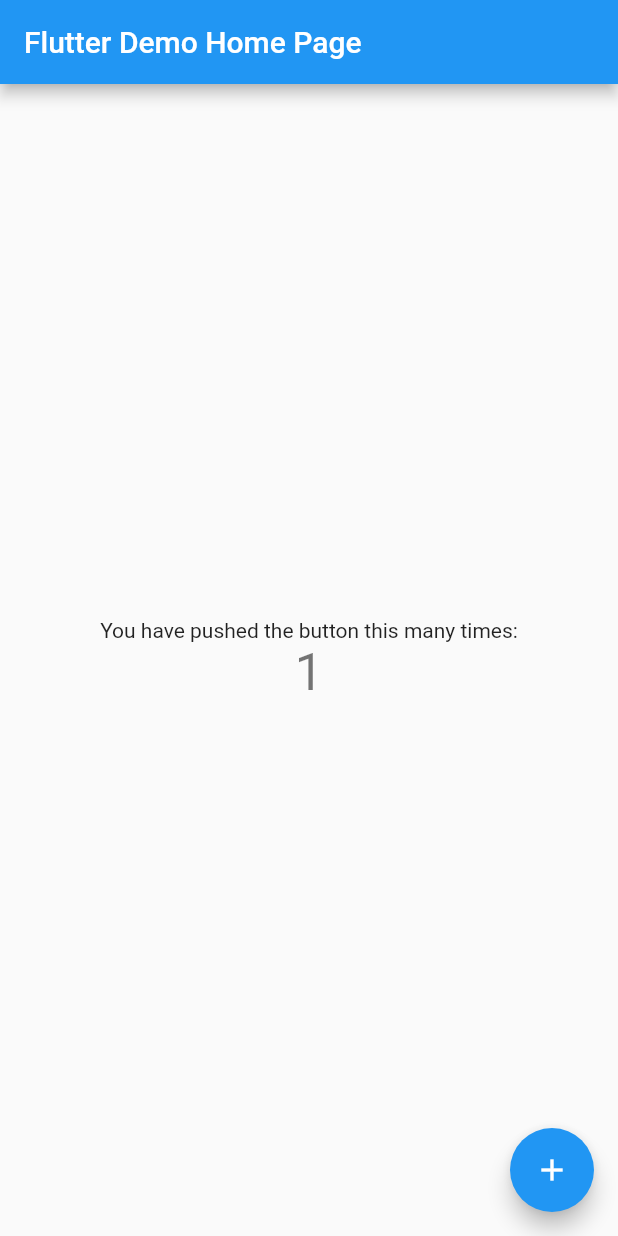
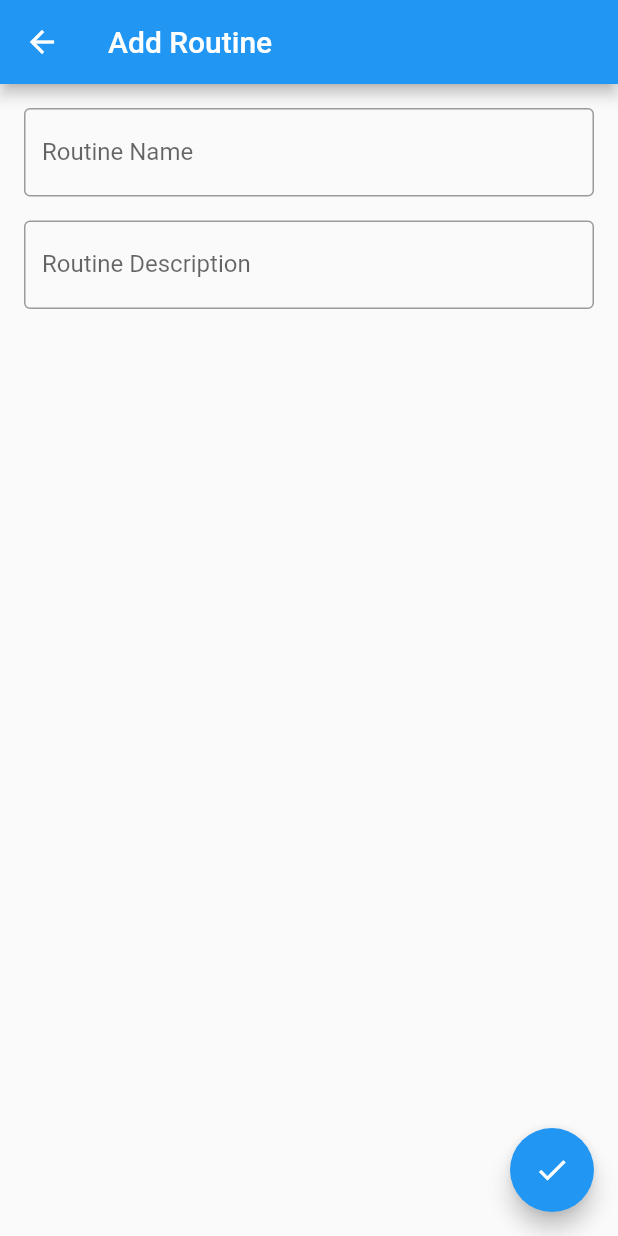
Before and after one commit to braden-mah/Routinely, a Flutter app: the screen it shows after launch, after a tap on the "add" icon, on a phone screen of 412 x 824 dp. Run offline on Flutter 3.47's test engine with Material 2 defaults, Android fonts, the phone set to English and light mode, and no system bars; our stand-ins replace equatable, get_it, sqflite; accounts and stored records are empty.

Commit message:
Added ability to create and read routines

```diff
--- /dev/null
+++ b/lib/core/database.dart
@@ -0,0 +1,15 @@
+import 'package:flutter/cupertino.dart';
+import 'package:path/path.dart';
+import 'package:sqflite/sqflite.dart';
+
+class RoutineDatabase {
+  late final Database db;
+  Future<void> initializeDatabase() async {
+    WidgetsFlutterBinding.ensureInitialized();
+    db = await openDatabase(join(await getDatabasesPath(), 'routinely.db'),
+        onCreate: (db, version) async {
+      await db.execute(
+          'CREATE TABLE routines(id INTEGER NOT NULL PRIMARY KEY, name TEXT NOT NULL, description TEXT NOT NULL)');
+    }, version: 1);
+  }
+}
--- /dev/null
+++ b/lib/data/mappers/routine_mapper.dart
@@ -0,0 +1,8 @@
+import 'package:routinely/domain/entities/routine_entity.dart';
+
+class RoutineMapper {
+  static Routine fromMap(Map<String, dynamic> map) =>
+      Routine(map['name'], map['description']);
+  static Map<String, dynamic> toMap(Routine routine) =>
+      {'name': routine.title, 'description': routine.description};
+}
--- /dev/null
+++ b/lib/data/repositories/routine_repository.dart
@@ -0,0 +1,34 @@
+import 'package:routinely/core/database.dart';
+import 'package:routinely/data/mappers/routine_mapper.dart';
+import 'package:routinely/domain/entities/routine_entity.dart';
+import 'package:sqflite/sqflite.dart';
+
+class RoutineRepository {
+  final RoutineDatabase _database;
+  RoutineRepository(this._database);
+
+  Future<bool> addRoutine(Routine routine) async {
+    int val = await _database.db.insert(
+        'routines', RoutineMapper.toMap(routine),
+        conflictAlgorithm: ConflictAlgorithm.replace);
+    return (val != 0);
+  }
+
+  Future<bool> updateRoutine(int id, Routine routine) async {
+    int entriesUpdated = await _database.db.update(
+        'routines', RoutineMapper.toMap(routine),
+        where: 'id = ?', whereArgs: [id]);
+    return (entriesUpdated == 1);
+  }
+
+  Future<bool> deleteRoutine(int id) async {
+    int rowsDeleted =
+        await _database.db.delete('routines', where: 'id = ?', whereArgs: [id]);
+    return (rowsDeleted == 1);
+  }
+
+  Future<List<Routine>> getAllRoutines() async {
+    List<Map<String, dynamic>> dbMap = await _database.db.query('routines');
+    return dbMap.map((el) => RoutineMapper.fromMap(el)).toList();
+  }
+}
--- /dev/null
+++ b/lib/dependency_injector.dart
@@ -0,0 +1,15 @@
+import 'package:get_it/get_it.dart';
+import 'package:routinely/core/database.dart';
+import 'package:routinely/data/repositories/routine_repository.dart';
+import 'package:routinely/domain/services/routine_service.dart';
+import 'package:routinely/presentation/controllers/routine_adding_controller.dart';
+import 'package:routinely/presentation/controllers/routine_viewing_controller.dart';
+
+final di = GetIt.instance;
+void injectDependencies() {
+  di.registerLazySingleton(() => RoutineDatabase());
+  di.registerLazySingleton(() => RoutineRepository(di<RoutineDatabase>()));
+  di.registerLazySingleton(() => RoutineService(di<RoutineRepository>()));
+  di.registerFactory(() => AddRoutineController(di<RoutineService>()));
+  di.registerFactory(() => ViewRoutineController(di<RoutineService>()));
+}
--- a/lib/domain/entities/routine_entity.dart
+++ b/lib/domain/entities/routine_entity.dart
@@ -1,5 +1,10 @@
-class Routine {
+import 'package:equatable/equatable.dart';
+
+class Routine extends Equatable {
   final String title;
   final String description;
-  Routine(this.title, this.description);
+  const Routine(this.title, this.description);
+
+  @override
+  List<Object?> get props => [title, description];
 }
--- a/lib/domain/services/routine_service.dart
+++ b/lib/domain/services/routine_service.dart
@@ -1,5 +1,22 @@
+import 'package:routinely/data/repositories/routine_repository.dart';
 import 'package:routinely/domain/entities/routine_entity.dart';
 
-abstract class RoutineService {
-  Future<bool> addRoutine(Routine routine);
+class RoutineService {
+  final RoutineRepository _routineRepository;
+  RoutineService(this._routineRepository);
+  Future<bool> addRoutine(Routine routine) async {
+    return await _routineRepository.addRoutine(routine);
+  }
+
+  Future<bool> deleteRoutine(int id) async {
+    return await _routineRepository.deleteRoutine(id);
+  }
+
+  Future<bool> updateRoutine(int id, Routine routine) async {
+    return await _routineRepository.updateRoutine(id, routine);
+  }
+
+  Future<List<Routine>> getAllRoutines() async {
+    return await _routineRepository.getAllRoutines();
+  }
 }
--- a/lib/main.dart
+++ b/lib/main.dart
@@ -1,115 +1,37 @@
 import 'package:flutter/material.dart';
+import 'package:provider/provider.dart';
+import 'package:routinely/core/database.dart';
+import 'package:routinely/dependency_injector.dart';
+import 'package:routinely/presentation/controllers/routine_adding_controller.dart';
+import 'package:routinely/presentation/controllers/routine_viewing_controller.dart';
+import 'package:routinely/presentation/view/routine_adding_page.dart';
+import 'package:routinely/presentation/view/routine_viewing_page.dart';
 
-void main() {
+void main() async {
+  injectDependencies();
+  await di<RoutineDatabase>().initializeDatabase();
   runApp(const MyApp());
 }
 
 class MyApp extends StatelessWidget {
   const MyApp({Key? key}) : super(key: key);
 
-  // This widget is the root of your application.
   @override
   Widget build(BuildContext context) {
     return MaterialApp(
+      initialRoute: RoutineViewingPage.route,
+      routes: {
+        RoutineViewingPage.route: (_) => ChangeNotifierProvider(
+            create: (_) => di<ViewRoutineController>()..init(),
+            child: const RoutineViewingPage()),
+        RoutineAddingPage.route: (_) => ChangeNotifierProvider(
+            create: (_) => di<AddRoutineController>(),
+            child: const RoutineAddingPage()),
+      },
       title: 'Flutter Demo',
       theme: ThemeData(
-        // This is the theme of your application.
-        //
-        // Try running your application with "flutter run". You'll see the
-        // application has a blue toolbar. Then, without quitting the app, try
-        // changing the primarySwatch below to Colors.green and then invoke
-        // "hot reload" (press "r" in the console where you ran "flutter run",
-        // or simply save your changes to "hot reload" in a Flutter IDE).
-        // Notice that the counter didn't reset back to zero; the application
-        // is not restarted.
         primarySwatch: Colors.blue,
       ),
-      home: const MyHomePage(title: 'Flutter Demo Home Page'),
     );
   }
 }
-
-class MyHomePage extends StatefulWidget {
-  const MyHomePage({Key? key, required this.title}) : super(key: key);
-
-  // This widget is the home page of your application. It is stateful, meaning
-  // that it has a State object (defined below) that contains fields that affect
-  // how it looks.
-
-  // This class is the configuration for the state. It holds the values (in this
-  // case the title) provided by the parent (in this case the App widget) and
-  // used by the build method of the State. Fields in a Widget subclass are
-  // always marked "final".
-
-  final String title;
-
-  @override
-  State<MyHomePage> createState() => _MyHomePageState();
-}
-
-class _MyHomePageState extends State<MyHomePage> {
-  int _counter = 0;
-
-  void _incrementCounter() {
-    setState(() {
-      // This call to setState tells the Flutter framework that something has
-      // changed in this State, which causes it to rerun the build method below
-      // so that the display can reflect the updated values. If we changed
-      // _counter without calling setState(), then the build method would not be
-      // called again, and so nothing would appear to happen.
-      _counter++;
-    });
-  }
-
-  @override
-  Widget build(BuildContext context) {
-    // This method is rerun every time setState is called, for instance as done
-    // by the _incrementCounter method above.
-    //
-    // The Flutter framework has been optimized to make rerunning build methods
-    // fast, so that you can just rebuild anything that needs updating rather
-    // than having to individually change instances of widgets.
-    return Scaffold(
-      appBar: AppBar(
-        // Here we take the value from the MyHomePage object that was created by
-        // the App.build method, and use it to set our appbar title.
-        title: Text(widget.title),
-      ),
-      body: Center(
-        // Center is a layout widget. It takes a single child and positions it
-        // in the middle of the parent.
-        child: Column(
-          // Column is also a layout widget. It takes a list of children and
-          // arranges them vertically. By default, it sizes itself to fit its
-          // children horizontally, and tries to be as tall as its parent.
-          //
-          // Invoke "debug painting" (press "p" in the console, choose the
-          // "Toggle Debug Paint" action from the Flutter Inspector in Android
-          // Studio, or the "Toggle Debug Paint" command in Visual Studio Code)
-          // to see the wireframe for each widget.
-          //
-          // Column has various properties to control how it sizes itself and
-          // how it positions its children. Here we use mainAxisAlignment to
-          // center the children vertically; the main axis here is the vertical
-          // axis because Columns are vertical (the cross axis would be
-          // horizontal).
-          mainAxisAlignment: MainAxisAlignment.center,
-          children: <Widget>[
-            const Text(
-              'You have pushed the button this many times:',
-            ),
-            Text(
-              '$_counter',
-              style: Theme.of(context).textTheme.headline4,
-            ),
-          ],
-        ),
-      ),
-      floatingActionButton: FloatingActionButton(
-        onPressed: _incrementCounter,
-        tooltip: 'Increment',
-        child: const Icon(Icons.add),
-      ), // This trailing comma makes auto-formatting nicer for build methods.
-    );
-  }
-}
--- a/lib/domain/controllers/add_routine_controller.dart
+++ b/lib/presentation/controllers/routine_adding_controller.dart
@@ -4,13 +4,22 @@ import 'package:routinely/domain/services/routine_service.dart';
 
 class AddRoutineController extends ChangeNotifier {
   final RoutineService _routineService;
+  late String name;
+  late String description;
+
   AddRoutineController(this._routineService);
-  Future<void> addRoutine(String title, String description) async {
-    Routine routine = Routine(title, description);
+
+  Future<void> handleSubmit(BuildContext context) async {
+    bool successful = await addRoutine();
+    if (successful) Navigator.pop(context);
+  }
+
+  Future<bool> addRoutine() async {
+    Routine routine = Routine(name, description);
     bool isSuccessful = await _routineService.addRoutine(routine);
     if (isSuccessful) {
-      return;
+      return true;
     }
-    return;
+    return false;
   }
 }
--- /dev/null
+++ b/lib/presentation/controllers/routine_viewing_controller.dart
@@ -0,0 +1,24 @@
+import 'package:flutter/cupertino.dart';
+import 'package:routinely/domain/entities/routine_entity.dart';
+import 'package:routinely/domain/services/routine_service.dart';
+import 'package:routinely/presentation/view/routine_adding_page.dart';
+
+class ViewRoutineController extends ChangeNotifier {
+  final RoutineService _routineService;
+  List<Routine> routines = [];
+  ViewRoutineController(this._routineService);
+
+  void init() {
+    getAllRoutines();
+  }
+
+  Future<void> goToAddRoutinePage(BuildContext context) async {
+    await Navigator.pushNamed(context, RoutineAddingPage.route);
+    await getAllRoutines();
+  }
+
+  Future<void> getAllRoutines() async {
+    routines = await _routineService.getAllRoutines();
+    notifyListeners();
+  }
+}
--- /dev/null
+++ b/lib/presentation/view/routine_adding_page.dart
@@ -0,0 +1,65 @@
+import 'package:flutter/cupertino.dart';
+import 'package:flutter/material.dart';
+import 'package:provider/provider.dart';
+import 'package:routinely/presentation/controllers/routine_adding_controller.dart';
+
+class RoutineAddingPage extends StatelessWidget {
+  static const String route = '/addRoutine';
+  const RoutineAddingPage({Key? key}) : super(key: key);
+
+  @override
+  Widget build(BuildContext context) {
+    final controller = Provider.of<AddRoutineController>(context);
+    final _formKey = GlobalKey<FormState>();
+    return Form(
+      key: _formKey,
+      child: Scaffold(
+        appBar: AppBar(title: const Text('Add Routine')),
+        body: Column(children: <Widget>[
+          Padding(
+            padding: const EdgeInsets.fromLTRB(16, 16, 16, 0),
+            child: TextFormField(
+              validator: (val) {
+                if (val == null || val.isEmpty) {
+                  return "Field can't be empty";
+                }
+                if (val.length > 40) {
+                  return "Max length of 40 characters";
+                }
+                return null;
+              },
+              onChanged: (val) => controller.name = val,
+              decoration: const InputDecoration(
+                  border: OutlineInputBorder(), labelText: 'Routine Name'),
+            ),
+          ),
+          Padding(
+            padding: const EdgeInsets.fromLTRB(16, 16, 16, 0),
+            child: TextFormField(
+              onChanged: (val) => controller.description = val,
+              validator: (val) {
+                if (val == null || val.isEmpty) {
+                  return "Field can't be empty";
+                }
+                if (val.length > 1000) {
+                  return "Max length of 1000 characters";
+                }
+                return null;
+              },
+              decoration: const InputDecoration(
+                  border: OutlineInputBorder(),
+                  labelText: 'Routine Description'),
+            ),
+          ),
+        ]),
+        floatingActionButton: FloatingActionButton(
+            onPressed: () {
+              if (_formKey.currentState!.validate()) {
+                controller.handleSubmit(context);
+              }
+            },
+            child: const Icon(Icons.check)),
+      ),
+    );
+  }
+}
--- /dev/null
+++ b/lib/presentation/view/routine_viewing_page.dart
@@ -0,0 +1,28 @@
+import 'package:flutter/cupertino.dart';
+import 'package:flutter/material.dart';
+import 'package:provider/provider.dart';
+import 'package:routinely/presentation/controllers/routine_viewing_controller.dart';
+
+class RoutineViewingPage extends StatelessWidget {
+  static const String route = '/';
+  const RoutineViewingPage({Key? key}) : super(key: key);
+
+  @override
+  Widget build(BuildContext context) {
+    final controller = Provider.of<ViewRoutineController>(context);
+    return Scaffold(
+        appBar: AppBar(title: const Text('Routinely')),
+        body: ListView.builder(
+          itemCount: controller.routines.length,
+          itemBuilder: (BuildContext context, int index) {
+            final item = controller.routines[index];
+            return Card(
+                child: ListTile(
+                    title: Text(item.title), subtitle: Text(item.description)));
+          },
+        ),
+        floatingActionButton: FloatingActionButton(
+            onPressed: () => controller.goToAddRoutinePage(context),
+            child: const Icon(Icons.add)));
+  }
+}
```
Also changed, not shown: pubspec.yaml (+8 -0 lines), pubspec.lock, 4 other files.
